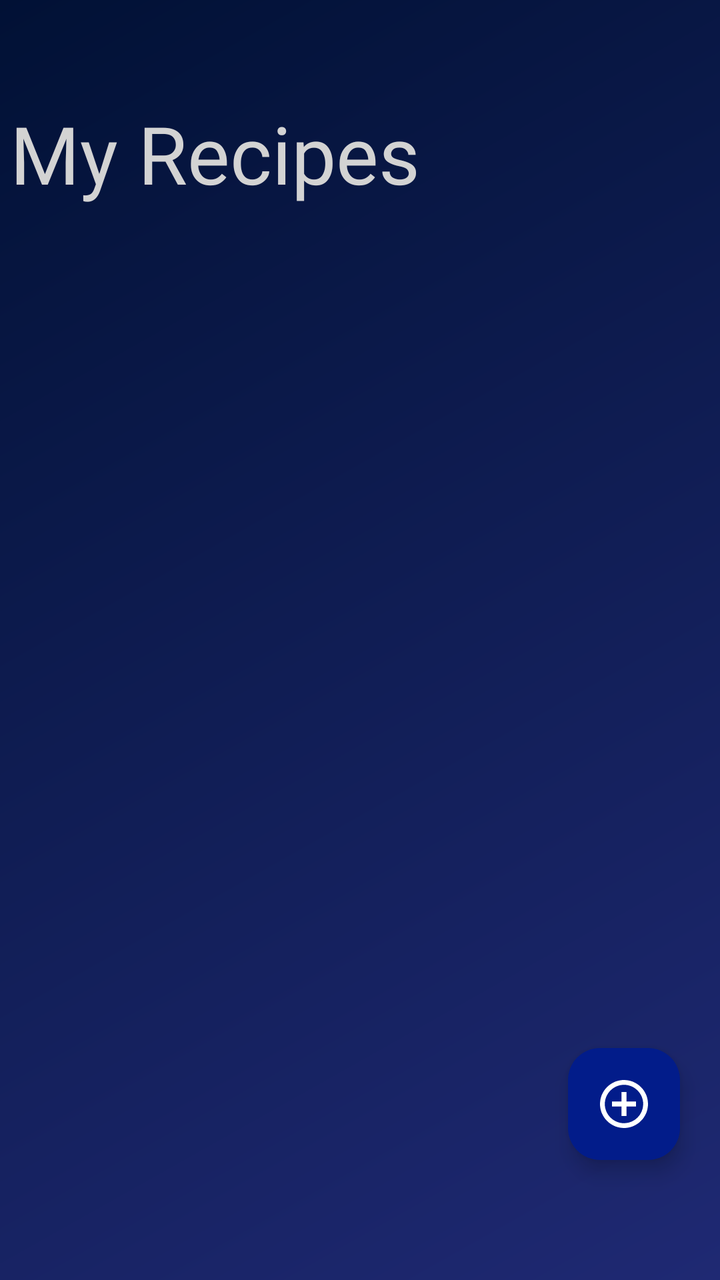
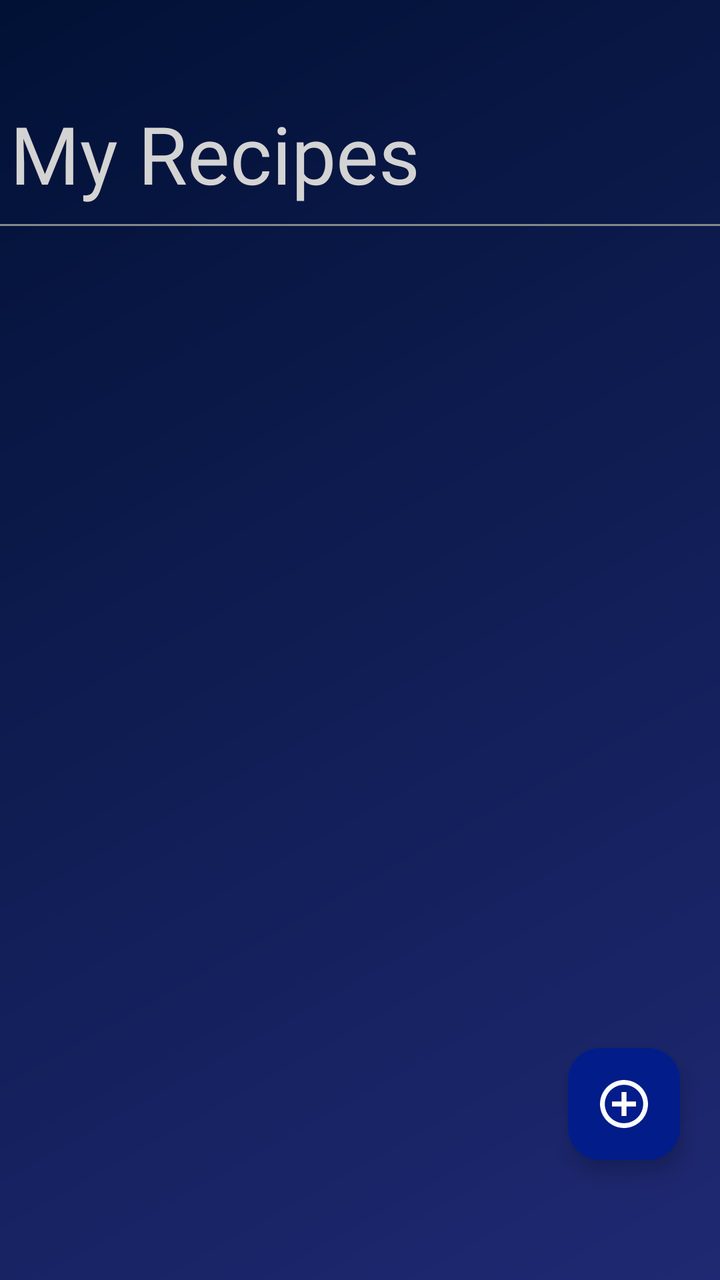

Compare the two renders of this Android layout. The source of the first and the diff that turns it into the second are given below.
<!-- AndroidManifest.xml: application theme Theme.Recipe -->
<!-- res/layout/activity_main.xml -->
<?xml version="1.0" encoding="utf-8"?>
<androidx.constraintlayout.widget.ConstraintLayout xmlns:android="http://schemas.android.com/apk/res/android"
    xmlns:app="http://schemas.android.com/apk/res-auto"
    xmlns:tools="http://schemas.android.com/tools"
    android:id="@+id/main"
    android:layout_width="match_parent"
    android:layout_height="match_parent"
    android:adjustViewBounds="true"
    android:background="@drawable/my_background"
    android:scaleType="centerCrop"
    tools:context=".MainActivity">

    
    <TextView
        android:id="@+id/main_RecipeTextView"
        android:layout_width="350dp"
        android:layout_height="62dp"
        android:layout_marginTop="50dp"
        android:fontFamily="@font/archivo_black"
        android:gravity="left"
        android:text="@string/text_my_recipes"
        android:textColor="@color/my_text_view_back"
        android:textSize="40sp"
        app:layout_constraintEnd_toEndOf="parent"
        app:layout_constraintStart_toStartOf="parent"
        app:layout_constraintTop_toTopOf="parent" />

    
    <androidx.recyclerview.widget.RecyclerView
        android:id="@+id/RecyclerViewRecipes"
        android:layout_width="match_parent"
        android:layout_height="0dp"
        app:layoutManager="androidx.recyclerview.widget.LinearLayoutManager"
        app:layout_constraintBottom_toBottomOf="parent"
        app:layout_constraintEnd_toEndOf="parent"
        app:layout_constraintStart_toStartOf="parent"
        app:layout_constraintTop_toBottomOf="@id/main_RecipeTextView"
        tools:listitem="@layout/recipes_item" />

    
    <com.google.android.material.floatingactionbutton.FloatingActionButton
        android:id="@+id/floatingActionButton"
        android:layout_width="wrap_content"
        android:layout_height="wrap_content"
        android:layout_marginEnd="20dp"
        android:layout_marginBottom="60dp"
        android:clickable="true"
        android:contentDescription="@string/app_name"
        app:layout_constraintBottom_toBottomOf="parent"
        app:layout_constraintEnd_toEndOf="parent"
        app:backgroundTint="@color/fab_background"
        app:srcCompat="@drawable/ic_add_recipe"
        app:tint="@android:color/white" />

</androidx.constraintlayout.widget.ConstraintLayout>
<!-- res/layout/recipes_item.xml (included above) -->
<?xml version="1.0" encoding="utf-8"?>
<androidx.constraintlayout.widget.ConstraintLayout xmlns:android="http://schemas.android.com/apk/res/android"
    xmlns:app="http://schemas.android.com/apk/res-auto"
    android:layout_width="match_parent"
    android:layout_height="wrap_content"
    android:layout_marginTop="20dp">

    
    <androidx.constraintlayout.widget.ConstraintLayout
        android:id="@+id/recipeCard"
        android:layout_width="360dp"
        android:layout_height="110dp"
        android:background="@drawable/recipe_background"
        android:padding="8dp"
        app:layout_constraintTop_toTopOf="parent"
        app:layout_constraintBottom_toBottomOf="parent"
        app:layout_constraintStart_toStartOf="parent"
        app:layout_constraintEnd_toEndOf="parent">

        
        <FrameLayout
            android:id="@+id/recipeImage"
            android:layout_width="110dp"
            android:layout_height="90dp"
            android:background="@drawable/border"
            android:layout_marginStart="6dp"
            android:padding="2dp"
            app:layout_constraintStart_toStartOf="parent"
            app:layout_constraintTop_toTopOf="parent"
            app:layout_constraintBottom_toBottomOf="parent">

            <ImageView
                android:layout_width="match_parent"
                android:layout_height="match_parent"
                android:scaleType="centerCrop"
                android:src="@drawable/steak"
                android:contentDescription="Recipe image"/>
        </FrameLayout>

        
        <LinearLayout
            android:id="@+id/contentLayout"
            android:layout_width="0dp"
            android:layout_height="wrap_content"
            android:orientation="vertical"
            android:minWidth="100dp"
            android:minHeight="80dp"
            android:layout_marginEnd="80dp"
            app:layout_constraintStart_toEndOf="@id/recipeImage"
            app:layout_constraintTop_toTopOf="parent"
            app:layout_constraintBottom_toBottomOf="parent"
            app:layout_constraintEnd_toEndOf="parent"
            android:layout_marginStart="8dp">

            <TextView
                android:id="@+id/recipeTitle"
                android:layout_width="match_parent"
                android:layout_height="wrap_content"
                android:layout_marginStart="10dp"
                android:fontFamily="@font/archivo_black"
                android:gravity="left"
                android:textStyle="bold"
                android:paddingTop="4dp"
                android:paddingBottom="2dp"
                android:text="Meat patties"
                android:textColor="@android:color/white"
                android:textSize="18sp" />

            
            <LinearLayout
                android:layout_width="wrap_content"
                android:layout_height="wrap_content"
                android:orientation="horizontal"
                android:gravity="center_horizontal">

                <TextView
                    android:id="@+id/ingredientsLabel"
                    android:layout_width="wrap_content"
                    android:layout_height="wrap_content"
                    android:gravity="left"
                    android:layout_marginStart="10dp"
                    android:text="Ingredients:"
                    android:textColor="@android:color/white"
                    android:textSize="12sp"
                    android:paddingEnd="4dp"/>

                <TextView
                    android:id="@+id/ingredientsCount"
                    android:layout_width="wrap_content"
                    android:layout_height="wrap_content"
                    android:text="0"
                    android:textColor="@color/my_count_ingredients"
                    android:textSize="12sp"
                    android:fontFamily="sans-serif-medium"/>
            </LinearLayout>



        </LinearLayout>

    </androidx.constraintlayout.widget.ConstraintLayout>

</androidx.constraintlayout.widget.ConstraintLayout>
<!-- resources referenced by this layout -->
<resources>
  <color name="fab_background">#021C8A</color>
  <color name="my_count_ingredients">#0ABD02</color>
  <color name="my_text_view_back">#D3D3D3</color>
  <!-- drawable border (drawable) -->
  <?xml version="1.0" encoding="utf-8"?>
  <shape xmlns:android="http://schemas.android.com/apk/res/android"
      android:shape="rectangle">
      <solid android:color="@android:color/transparent"/> 
      <stroke android:width="2dp" android:color="@color/my_frame"/> 
      <corners android:radius="1dp"/> 
  </shape>
  <!-- drawable ic_add_recipe (drawable) -->
  <vector xmlns:android="http://schemas.android.com/apk/res/android"
      android:width="512dp"
      android:height="512dp"
      android:viewportWidth="512"
      android:viewportHeight="512">
    <path
        android:pathData="M233,1c-19.9,1.8 -46.4,7.8 -64.9,14.6 -23.7,8.8 -52.9,25.4 -72.7,41.4 -10.1,8.2 -30.2,28.3 -38.4,38.4 -16,19.8 -32.6,49 -41.4,72.7 -12.4,33.6 -17.8,74.2 -14.6,109.7 1.9,21.6 7.6,47 14.6,66.1 8.8,23.7 25.4,52.9 41.4,72.7 8.2,10.1 28.3,30.2 38.4,38.4 19.8,16 49,32.6 72.7,41.4 33.6,12.4 74.2,17.8 109.7,14.6 21.6,-1.9 47,-7.6 66.1,-14.6 23.7,-8.8 52.9,-25.4 72.7,-41.4 10.1,-8.2 30.2,-28.3 38.4,-38.4 16,-19.8 32.6,-49 41.4,-72.7 7,-19.1 12.7,-44.5 14.6,-66.1 3.2,-35.5 -2.2,-76.1 -14.6,-109.7 -8.8,-23.7 -25.4,-52.9 -41.4,-72.7 -8.2,-10.1 -28.3,-30.2 -38.4,-38.4 -19.8,-16 -49,-32.6 -72.7,-41.4 -33.7,-12.4 -74.7,-17.8 -110.9,-14.6zM273.5,52c48.6,4.6 92.4,25.1 126.9,59.6 67.5,67.6 79.6,169.9 29.8,251.4 -15.7,25.7 -41.5,51.5 -67.2,67.2 -54.4,33.3 -118.8,39.7 -177.8,17.6 -27.9,-10.4 -52.3,-26.2 -73.6,-47.4 -62.5,-62.6 -78.1,-156.4 -39,-234.7 37.8,-75.7 118.5,-121.4 200.9,-113.7z"
        android:fillColor="#000000"
        android:strokeColor="#00000000"/>
    <path
        android:pathData="M230,179l0,51 -51,-0 -51,-0 0,26 0,26 51,-0 51,-0 0,51 0,51 26,-0 26,-0 0,-51 0,-51 51,-0 51,-0 0,-26 0,-26 -51,-0 -51,-0 0,-51 0,-51 -26,-0 -26,-0 0,51z"
        android:fillColor="#000000"
        android:strokeColor="#00000000"/>
  </vector>
  <!-- drawable my_background (drawable) -->
  <shape xmlns:android="http://schemas.android.com/apk/res/android"
      android:shape="rectangle">
  
  
      <gradient
          android:type="linear"
          android:startColor="#011135"
          android:endColor="#1F2973"
          android:angle="315" />
  
      <size
          android:width="1080dp"
          android:height="1920dp" />
  </shape>
  <!-- drawable recipe_background (drawable) -->
  <?xml version="1.0" encoding="utf-8"?>
  <selector xmlns:android="http://schemas.android.com/apk/res/android">
      
      <item android:state_pressed="true">
          <shape android:shape="rectangle">
              <solid android:color="#2E4DF4" />
              <corners android:radius="10dp" />
          </shape>
      </item>
  
      
      <item>
          <shape android:shape="rectangle">
              <solid android:color="@color/my_recipes_background" />
              <corners android:radius="10dp" />
          </shape>
      </item>
  </selector>
  <!-- drawable steak: png bitmap (drawable, 103174 bytes) -->
  <string name="app_name">Recipe</string>
  <string name="text_my_recipes">My Recipes</string>
  <style name="Theme.Recipe" parent="Base.Theme.Recipe" />
  <color name="my_frame">#122261</color>
  <color name="my_recipes_background">#233687</color>
  <style name="Base.Theme.Recipe" parent="Theme.Material3.DayNight.NoActionBar">
          
          
      </style>
</resources>

<!-- the commit's change to res/layout/activity_main.xml (unified diff, before → after) -->
@@ -25,16 +25,27 @@
         app:layout_constraintStart_toStartOf="parent"
         app:layout_constraintTop_toTopOf="parent" />
 
+    <View
+        android:id="@+id/lineUnderText"
+        android:layout_width="match_parent"
+        android:layout_height="1dp"
+        android:background="#888888"
+        app:layout_constraintTop_toBottomOf="@id/main_RecipeTextView"
+        app:layout_constraintStart_toStartOf="parent"
+        app:layout_constraintEnd_toEndOf="parent"/>
+
+
     
     <androidx.recyclerview.widget.RecyclerView
         android:id="@+id/RecyclerViewRecipes"
         android:layout_width="match_parent"
         android:layout_height="0dp"
+        android:layout_marginBottom="30dp"
         app:layoutManager="androidx.recyclerview.widget.LinearLayoutManager"
         app:layout_constraintBottom_toBottomOf="parent"
         app:layout_constraintEnd_toEndOf="parent"
         app:layout_constraintStart_toStartOf="parent"
-        app:layout_constraintTop_toBottomOf="@id/main_RecipeTextView"
+        app:layout_constraintTop_toBottomOf="@id/lineUnderText"
         tools:listitem="@layout/recipes_item" />
 
     
@@ -62,98 +73,102 @@
     android:layout_marginTop="20dp">
 
     
-    <androidx.constraintlayout.widget.ConstraintLayout
-        android:id="@+id/recipeCard"
-        android:layout_width="360dp"
-        android:layout_height="110dp"
-        android:background="@drawable/recipe_background"
-        android:padding="8dp"
+    <androidx.cardview.widget.CardView
+        android:id="@+id/CardViewRecipe"
+        android:layout_width="wrap_content"
+        android:layout_height="wrap_content"
+        app:cardBackgroundColor="@android:color/transparent"
+        app:cardElevation="3dp"
+        app:cardCornerRadius="12dp"
+        app:cardUseCompatPadding="true"
         app:layout_constraintTop_toTopOf="parent"
         app:layout_constraintBottom_toBottomOf="parent"
         app:layout_constraintStart_toStartOf="parent"
         app:layout_constraintEnd_toEndOf="parent">
 
         
-        <FrameLayout
-            android:id="@+id/recipeImage"
-            android:layout_width="110dp"
-            android:layout_height="90dp"
-            android:background="@drawable/border"
-            android:layout_marginStart="6dp"
-            android:padding="2dp"
-            app:layout_constraintStart_toStartOf="parent"
-            app:layout_constraintTop_toTopOf="parent"
-            app:layout_constraintBottom_toBottomOf="parent">
+        <androidx.constraintlayout.widget.ConstraintLayout
+            android:id="@+id/recipeCard"
+            android:layout_width="360dp"
+            android:layout_height="110dp"
+            android:background="@drawable/textview_border"
+            android:padding="8dp">
 
-            <ImageView
-                android:layout_width="match_parent"
-                android:layout_height="match_parent"
+            
+            <com.google.android.material.imageview.ShapeableImageView
+                android:id="@+id/RecipeImageView"
+                android:layout_width="120dp"
+                android:layout_height="95dp"
+                android:layout_marginStart="3dp"
                 android:scaleType="centerCrop"
                 android:src="@drawable/steak"
-                android:contentDescription="Recipe image"/>
-        </FrameLayout>
-
-        
-        <LinearLayout
-            android:id="@+id/contentLayout"
-            android:layout_width="0dp"
-            android:layout_height="wrap_content"
-            android:orientation="vertical"
-            android:minWidth="100dp"
-            android:minHeight="80dp"
-            android:layout_marginEnd="80dp"
-            app:layout_constraintStart_toEndOf="@id/recipeImage"
-            app:layout_constraintTop_toTopOf="parent"
-            app:layout_constraintBottom_toBottomOf="parent"
-            app:layout_constraintEnd_toEndOf="parent"
-            android:layout_marginStart="8dp">
-
-            <TextView
-                android:id="@+id/recipeTitle"
-                android:layout_width="match_parent"
-                android:layout_height="wrap_content"
-                android:layout_marginStart="10dp"
-                android:fontFamily="@font/archivo_black"
-                android:gravity="left"
-                android:textStyle="bold"
-                android:paddingTop="4dp"
-                android:paddingBottom="2dp"
-                android:text="Meat patties"
-                android:textColor="@android:color/white"
-                android:textSize="18sp" />
+                android:padding="@dimen/padding_small"
+                app:shapeAppearanceOverlay="@style/RoundedImageStyle"
+                app:layout_constraintStart_toStartOf="parent"
+                app:layout_constraintTop_toTopOf="parent"
+                app:layout_constraintBottom_toBottomOf="parent"/>
 
             
             <LinearLayout
-                android:layout_width="wrap_content"
+                android:id="@+id/contentLayout"
+                android:layout_width="0dp"
                 android:layout_height="wrap_content"
-                android:orientation="horizontal"
-                android:gravity="center_horizontal">
+                android:orientation="vertical"
+                android:minWidth="100dp"
+                android:minHeight="80dp"
+                android:layout_marginEnd="80dp"
+                android:layout_marginStart="8dp"
+                app:layout_constraintStart_toEndOf="@id/RecipeImageView"
+                app:layout_constraintTop_toTopOf="parent"
+                app:layout_constraintBottom_toBottomOf="parent"
+                app:layout_constraintEnd_toEndOf="parent">
 
                 <TextView
-                    android:id="@+id/ingredientsLabel"
+                    android:id="@+id/recipeTitle"
+                    android:layout_width="match_parent"
+                    android:layout_height="wrap_content"
+                    android:layout_marginStart="10dp"
+                    android:fontFamily="@font/archivo_black"
+                    android:gravity="start"
+                    android:textStyle="bold"
+                    android:paddingTop="4dp"
+                    android:paddingBottom="2dp"
+                    android:text="Meat patties"
+                    android:textColor="@android:color/white"
+                    android:textSize="18sp"
+                    android:ellipsize="end"
+                    android:singleLine="true"
+                    android:scrollHorizontally="false"/>
+
+                
+                <LinearLayout
                     android:layout_width="wrap_content"
                     android:layout_height="wrap_content"
-                    android:gravity="left"
-                    android:layout_marginStart="10dp"
-                    android:text="Ingredients:"
-                    android:textColor="@android:color/white"
-                    android:textSize="12sp"
-                    android:paddingEnd="4dp"/>
+                    android:orientation="horizontal"
+                    android:gravity="center_horizontal">
 
-                <TextView
-                    android:id="@+id/ingredientsCount"
-                    android:layout_width="wrap_content"
-                    android:layout_height="wrap_content"
-                    android:text="0"
-                    android:textColor="@color/my_count_ingredients"
-                    android:textSize="12sp"
-                    android:fontFamily="sans-serif-medium"/>
+                    <TextView
+                        android:id="@+id/ingredientsLabel"
+                        android:layout_width="wrap_content"
+                        android:layout_height="wrap_content"
+                        android:gravity="left"
+                        android:layout_marginStart="10dp"
+                        android:text="Ingredients:"
+                        android:textColor="@android:color/white"
+                        android:textSize="12sp"
+                        android:paddingEnd="4dp"/>
+
+                    <TextView
+                        android:id="@+id/ingredientsCount"
+                        android:layout_width="wrap_content"
+                        android:layout_height="wrap_content"
+                        android:text="0"
+                        android:textColor="@color/my_count_ingredients"
+                        android:textSize="12sp"
+                        android:fontFamily="sans-serif-medium"/>
+                </LinearLayout>
             </LinearLayout>
-
-
-
-        </LinearLayout>
-
-    </androidx.constraintlayout.widget.ConstraintLayout>
+        </androidx.constraintlayout.widget.ConstraintLayout>
+    </androidx.cardview.widget.CardView>
 
 </androidx.constraintlayout.widget.ConstraintLayout>
<!-- resource entries referenced after the edit -->
@@ -3,14 +3,7 @@
   <color name="fab_background">#021C8A</color>
   <color name="my_count_ingredients">#0ABD02</color>
   <color name="my_text_view_back">#D3D3D3</color>
-  <!-- drawable border (drawable) -->
-  <?xml version="1.0" encoding="utf-8"?>
-  <shape xmlns:android="http://schemas.android.com/apk/res/android"
-      android:shape="rectangle">
-      <solid android:color="@android:color/transparent"/> 
-      <stroke android:width="2dp" android:color="@color/my_frame"/> 
-      <corners android:radius="1dp"/> 
-  </shape>
+  <dimen name="padding_small">4dp</dimen>
   <!-- drawable ic_add_recipe (drawable) -->
   <vector xmlns:android="http://schemas.android.com/apk/res/android"
       android:width="512dp"
@@ -41,31 +34,35 @@
           android:width="1080dp"
           android:height="1920dp" />
   </shape>
-  <!-- drawable recipe_background (drawable) -->
+  <!-- drawable steak: png bitmap (drawable, 103174 bytes) -->
+  <!-- drawable textview_border (drawable) -->
   <?xml version="1.0" encoding="utf-8"?>
-  <selector xmlns:android="http://schemas.android.com/apk/res/android">
-      
-      <item android:state_pressed="true">
-          <shape android:shape="rectangle">
-              <solid android:color="#2E4DF4" />
-              <corners android:radius="10dp" />
-          </shape>
-      </item>
+  <shape xmlns:android="http://schemas.android.com/apk/res/android"
+      android:shape="rectangle">
   
       
-      <item>
-          <shape android:shape="rectangle">
-              <solid android:color="@color/my_recipes_background" />
-              <corners android:radius="10dp" />
-          </shape>
-      </item>
-  </selector>
-  <!-- drawable steak: png bitmap (drawable, 103174 bytes) -->
+      <solid android:color="#1C3075" />
+  
+      
+      <stroke
+          android:width="2dp"
+          android:color="#202D9B" />
+  
+      
+      <corners android:radius="12dp" />
+  </shape>
   <string name="app_name">Recipe</string>
   <string name="text_my_recipes">My Recipes</string>
+  <style name="RoundedImageStyle">
+          
+          <item name="cornerFamily">rounded</item>
+          
+          <item name="cornerSize">12dp</item>
+          
+          <item name="strokeColor">@android:color/darker_gray</item>
+          <item name="strokeWidth">2dp</item>
+      </style>
   <style name="Theme.Recipe" parent="Base.Theme.Recipe" />
-  <color name="my_frame">#122261</color>
-  <color name="my_recipes_background">#233687</color>
   <style name="Base.Theme.Recipe" parent="Theme.Material3.DayNight.NoActionBar">
           
           
